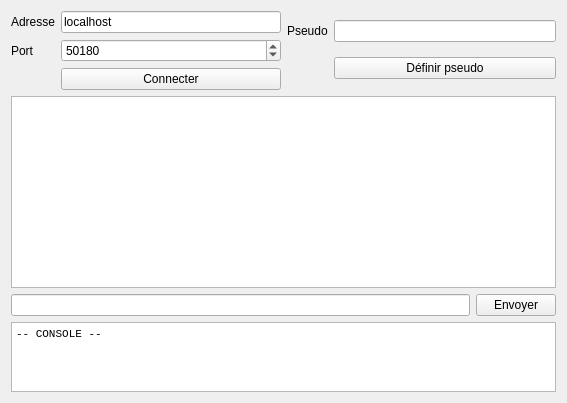
First picture: the form in Chat-Client/fenprincipale.ui, repository Zxb12/Chat, before the edit.
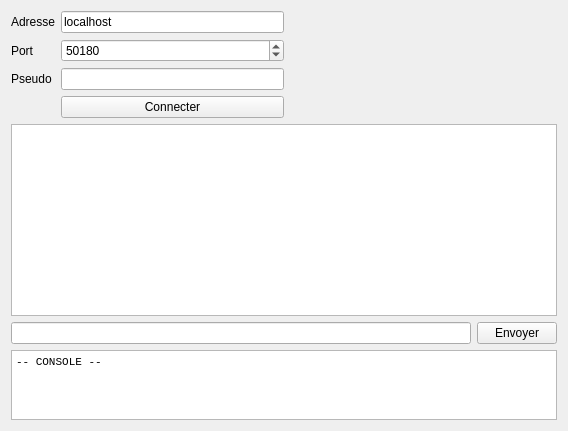
Second picture: the form after the edit.

Commit message:
Definition du pseudo lors de la connection.
Suppression de fichiers inutiles

```diff
--- a/Chat-Client/fenprincipale.ui
+++ b/Chat-Client/fenprincipale.ui
@@ -6,8 +6,8 @@
    <rect>
     <x>0</x>
     <y>0</y>
-    <width>567</width>
-    <height>402</height>
+    <width>568</width>
+    <height>428</height>
    </rect>
   </property>
   <property name="sizePolicy">
@@ -70,28 +70,17 @@
          </property>
         </widget>
        </item>
-       <item row="2" column="1">
+       <item row="3" column="1">
         <widget class="QPushButton" name="connecter">
          <property name="text">
           <string>Connecter</string>
          </property>
         </widget>
        </item>
-      </layout>
-     </item>
-     <item>
-      <layout class="QGridLayout" name="gridLayout">
-       <item row="0" column="1">
+       <item row="2" column="1">
         <widget class="QLineEdit" name="pseudo"/>
        </item>
-       <item row="1" column="1">
-        <widget class="QPushButton" name="renommer">
-         <property name="text">
-          <string>Définir pseudo</string>
-         </property>
-        </widget>
-       </item>
-       <item row="0" column="0">
+       <item row="2" column="0">
         <widget class="QLabel" name="label_3">
          <property name="text">
           <string>Pseudo</string>
@@ -100,6 +89,23 @@
        </item>
       </layout>
      </item>
+     <item>
+      <layout class="QGridLayout" name="gridLayout">
+       <item row="0" column="0">
+        <spacer name="horizontalSpacer">
+         <property name="orientation">
+          <enum>Qt::Horizontal</enum>
+         </property>
+         <property name="sizeHint" stdset="0">
+          <size>
+           <width>40</width>
+           <height>20</height>
+          </size>
+         </property>
+        </spacer>
+       </item>
+      </layout>
+     </item>
     </layout>
    </item>
    <item>
```
The commit also changes 16 other files.
